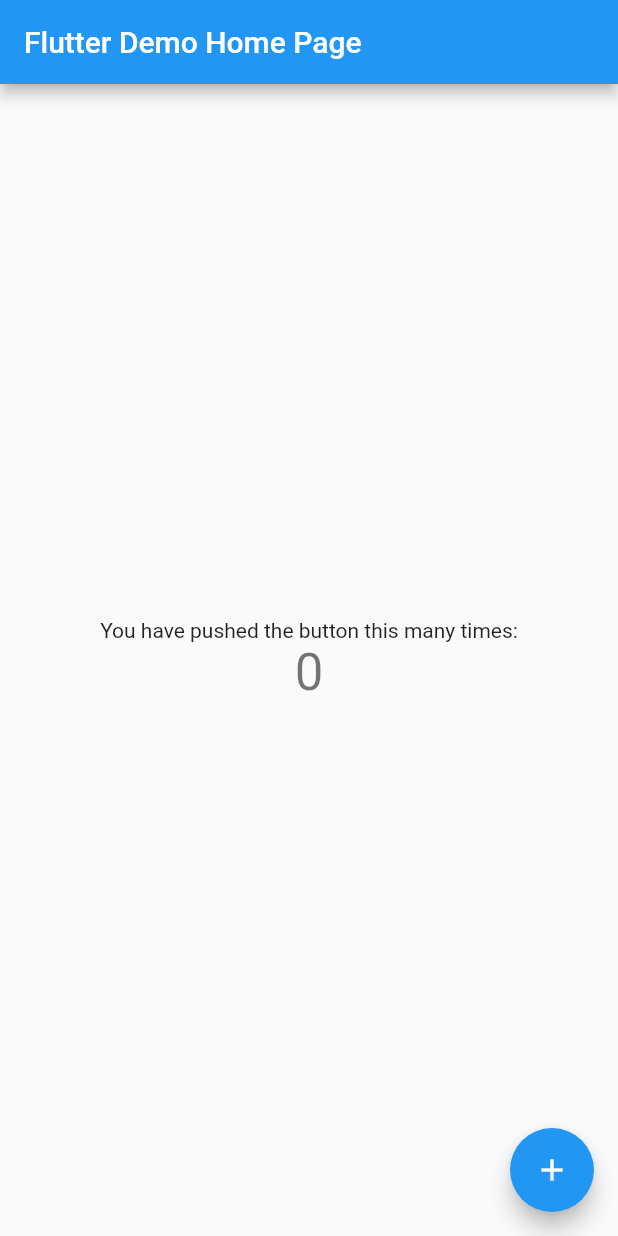
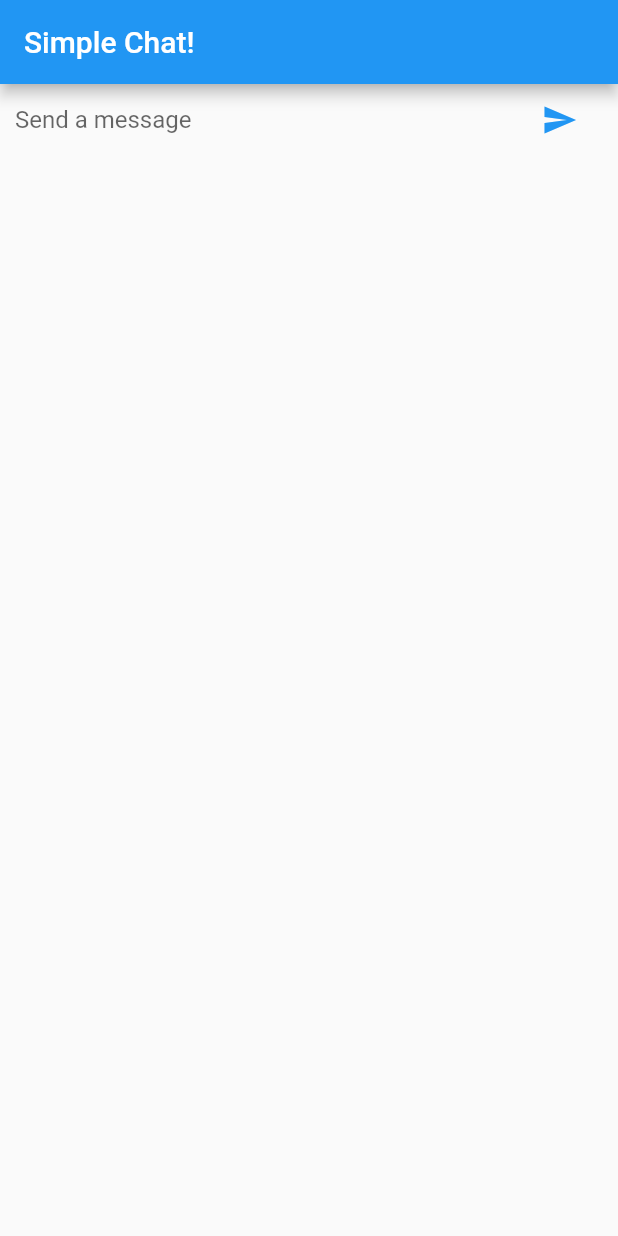
Before and after one commit to Alordead/flutter-samples, a Flutter app: the screen it shows after launch, on a phone screen of 412 x 824 dp. Run offline on Flutter 3.47's test engine with Material 2 defaults, Android fonts, the phone set to English and light mode, and no system bars.

Commit message:
added simple send message UI

```diff
--- a/sample_flutter_chat/lib/main.dart
+++ b/sample_flutter_chat/lib/main.dart
@@ -1,111 +1,58 @@
 import 'package:flutter/material.dart';
 
-void main() => runApp(MyApp());
+void main() => runApp(SimpleChat());
 
-class MyApp extends StatelessWidget {
-  // This widget is the root of your application.
+class SimpleChat extends StatelessWidget {
   @override
   Widget build(BuildContext context) {
     return MaterialApp(
-      title: 'Flutter Demo',
-      theme: ThemeData(
-        // This is the theme of your application.
-        //
-        // Try running your application with "flutter run". You'll see the
-        // application has a blue toolbar. Then, without quitting the app, try
-        // changing the primarySwatch below to Colors.green and then invoke
-        // "hot reload" (press "r" in the console where you ran "flutter run",
-        // or simply save your changes to "hot reload" in a Flutter IDE).
-        // Notice that the counter didn't reset back to zero; the application
-        // is not restarted.
-        primarySwatch: Colors.blue,
-      ),
-      home: MyHomePage(title: 'Flutter Demo Home Page'),
+      title: 'Simple Chat!',
+      home: ChatScreen(),
     );
   }
 }
 
-class MyHomePage extends StatefulWidget {
-  MyHomePage({Key key, this.title}) : super(key: key);
-
-  // This widget is the home page of your application. It is stateful, meaning
-  // that it has a State object (defined below) that contains fields that affect
-  // how it looks.
-
-  // This class is the configuration for the state. It holds the values (in this
-  // case the title) provided by the parent (in this case the App widget) and
-  // used by the build method of the State. Fields in a Widget subclass are
-  // always marked "final".
-
-  final String title;
-
+class ChatScreen extends StatefulWidget {
   @override
-  _MyHomePageState createState() => _MyHomePageState();
+  State createState() => ChatScreenState();
 }
 
-class _MyHomePageState extends State<MyHomePage> {
-  int _counter = 0;
-
-  void _incrementCounter() {
-    setState(() {
-      // This call to setState tells the Flutter framework that something has
-      // changed in this State, which causes it to rerun the build method below
-      // so that the display can reflect the updated values. If we changed
-      // _counter without calling setState(), then the build method would not be
-      // called again, and so nothing would appear to happen.
-      _counter++;
-    });
-  }
+class ChatScreenState extends State<ChatScreen> {
+  final TextEditingController _textController = TextEditingController();
 
   @override
   Widget build(BuildContext context) {
-    // This method is rerun every time setState is called, for instance as done
-    // by the _incrementCounter method above.
-    //
-    // The Flutter framework has been optimized to make rerunning build methods
-    // fast, so that you can just rebuild anything that needs updating rather
-    // than having to individually change instances of widgets.
     return Scaffold(
-      appBar: AppBar(
-        // Here we take the value from the MyHomePage object that was created by
-        // the App.build method, and use it to set our appbar title.
-        title: Text(widget.title),
-      ),
-      body: Center(
-        // Center is a layout widget. It takes a single child and positions it
-        // in the middle of the parent.
-        child: Column(
-          // Column is also layout widget. It takes a list of children and
-          // arranges them vertically. By default, it sizes itself to fit its
-          // children horizontally, and tries to be as tall as its parent.
-          //
-          // Invoke "debug painting" (press "p" in the console, choose the
-          // "Toggle Debug Paint" action from the Flutter Inspector in Android
-          // Studio, or the "Toggle Debug Paint" command in Visual Studio Code)
-          // to see the wireframe for each widget.
-          //
-          // Column has various properties to control how it sizes itself and
-          // how it positions its children. Here we use mainAxisAlignment to
-          // center the children vertically; the main axis here is the vertical
-          // axis because Columns are vertical (the cross axis would be
-          // horizontal).
-          mainAxisAlignment: MainAxisAlignment.center,
+      appBar: AppBar(title: Text('Simple Chat!')),
+      body: _buildTextComposer(),
+    );
+  }
+
+  Widget _buildTextComposer() {
+    return IconTheme(
+      data: IconThemeData(color: Theme.of(context).accentColor),
+      child: Container(
+        margin: const EdgeInsets.symmetric(horizontal: 10.0),
+        child: Row(
           children: <Widget>[
-            Text(
-              'You have pushed the button this many times:',
+            Flexible(
+              child: TextField(
+                controller: _textController,
+                onSubmitted: _handleSubmitted,
+                decoration: InputDecoration.collapsed(hintText: "Send a message"),
+              ),
             ),
-            Text(
-              '$_counter',
-              style: Theme.of(context).textTheme.display1,
-            ),
+            Container(
+              margin: EdgeInsets.symmetric(horizontal: 5.0),
+              child: IconButton(icon: Icon(Icons.send), onPressed: () => _handleSubmitted(_textController.text)),
+            )
           ],
         ),
-      ),
-      floatingActionButton: FloatingActionButton(
-        onPressed: _incrementCounter,
-        tooltip: 'Increment',
-        child: Icon(Icons.add),
-      ), // This trailing comma makes auto-formatting nicer for build methods.
+      )
     );
   }
+
+  void _handleSubmitted(String text) {
+    _textController.clear();
+  }
 }
```
